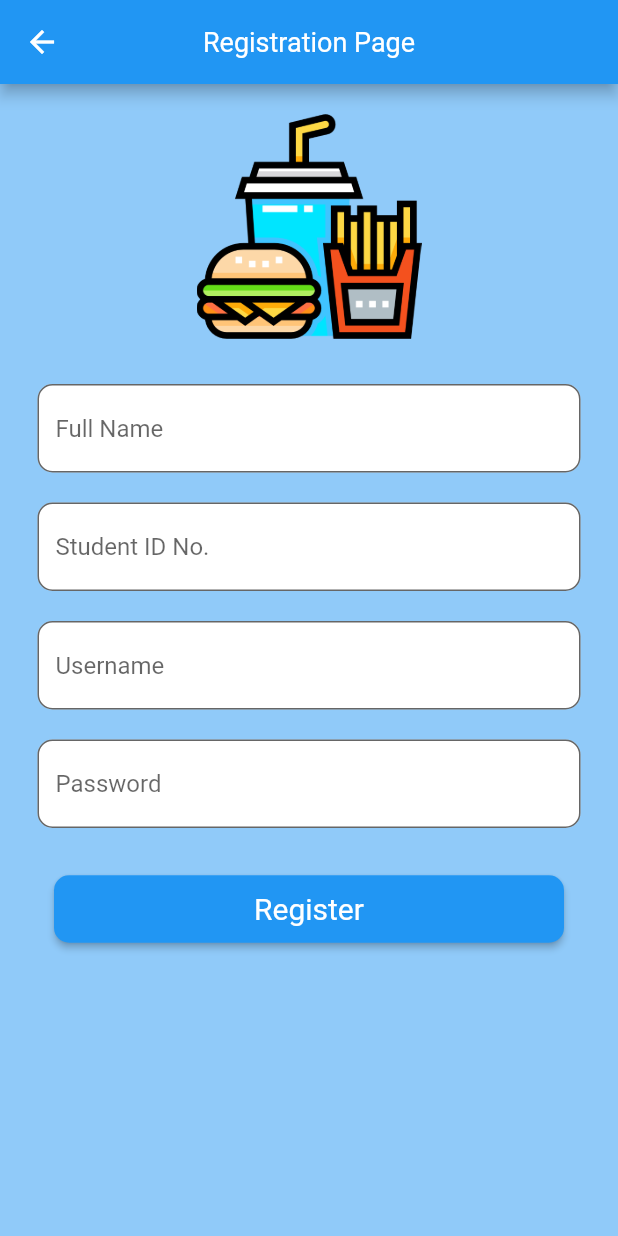
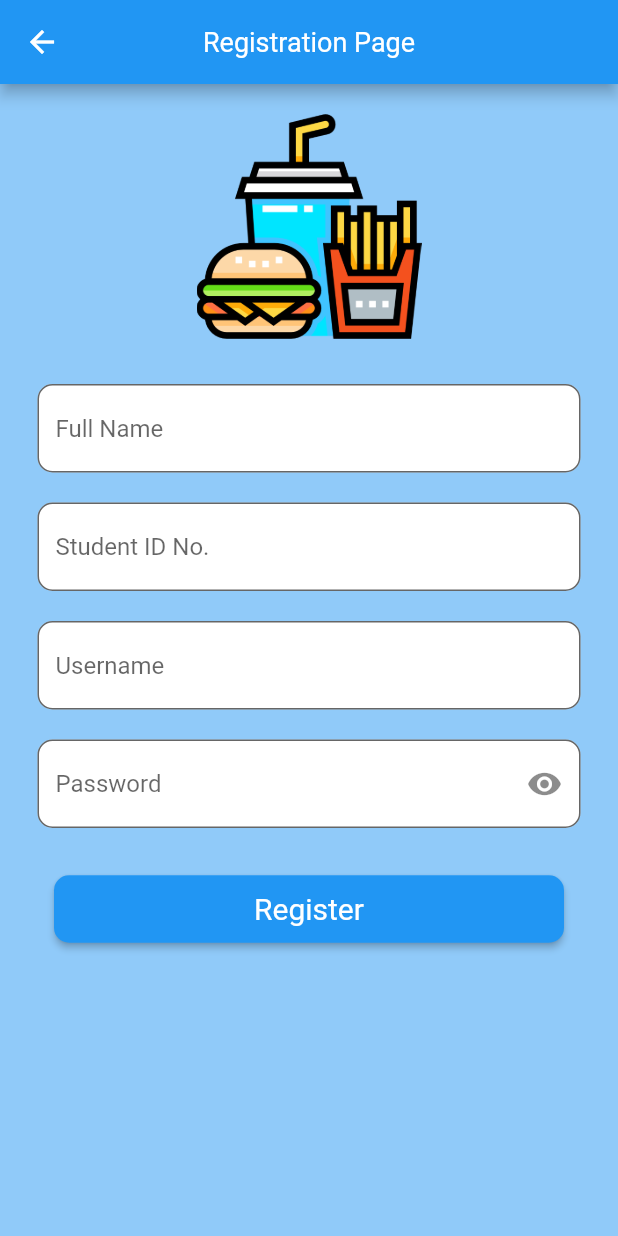
Before and after one commit to Freelancing-SoftDev/space-go, a Flutter app: the BuyerSignupPage screen opened directly, on a phone screen of 412 x 824 dp. Run offline on Flutter 3.47's test engine with Material 2 defaults, Android fonts, the light colour scheme and no system bars; our stand-ins replace cloud_firestore, firebase_core, get_storage; accounts and stored records are empty; Roboto replaces fonts that are missing (QRegular).

Commit message:
added password visibility

```diff
--- a/lib/screens/auth/buyer_signup.dart
+++ b/lib/screens/auth/buyer_signup.dart
@@ -3,13 +3,23 @@ import 'package:canteen_app/widgets/text_widget.dart';
 import 'package:flutter/material.dart';
 import 'package:get_storage/get_storage.dart';
 
-class BuyerSignupPage extends StatelessWidget {
+class BuyerSignupPage extends StatefulWidget {
+  @override
+  State<BuyerSignupPage> createState() => _BuyerSignupPageState();
+}
+
+class _BuyerSignupPageState extends State<BuyerSignupPage> {
   late String name;
+
   late String studentId;
+
   late String username;
+
   late String password;
 
   final box = GetStorage();
+
+  var isObscure = true;
 
   @override
   Widget build(BuildContext context) {
@@ -80,11 +90,20 @@ class BuyerSignupPage extends StatelessWidget {
                 padding: const EdgeInsets.only(
                     left: 25, right: 25, top: 10, bottom: 10),
                 child: TextFormField(
-                    obscureText: true,
+                    obscureText: isObscure,
                     onChanged: ((value) {
                       password = value;
                     }),
                     decoration: InputDecoration(
+                        suffixIcon: IconButton(
+                            onPressed: (() {
+                              setState(() {
+                                isObscure = !isObscure;
+                              });
+                            }),
+                            icon: isObscure
+                                ? const Icon(Icons.visibility)
+                                : const Icon(Icons.visibility_off)),
                         hintText: 'Password',
                         filled: true,
                         fillColor: Colors.white,
```
Also changed, not shown: lib/screens/auth/buyer_login.dart (+17 -1 lines), lib/screens/auth/canteen_login.dart (+16 -1 lines), lib/screens/auth/canteen_signup.dart (+18 -1 lines).
